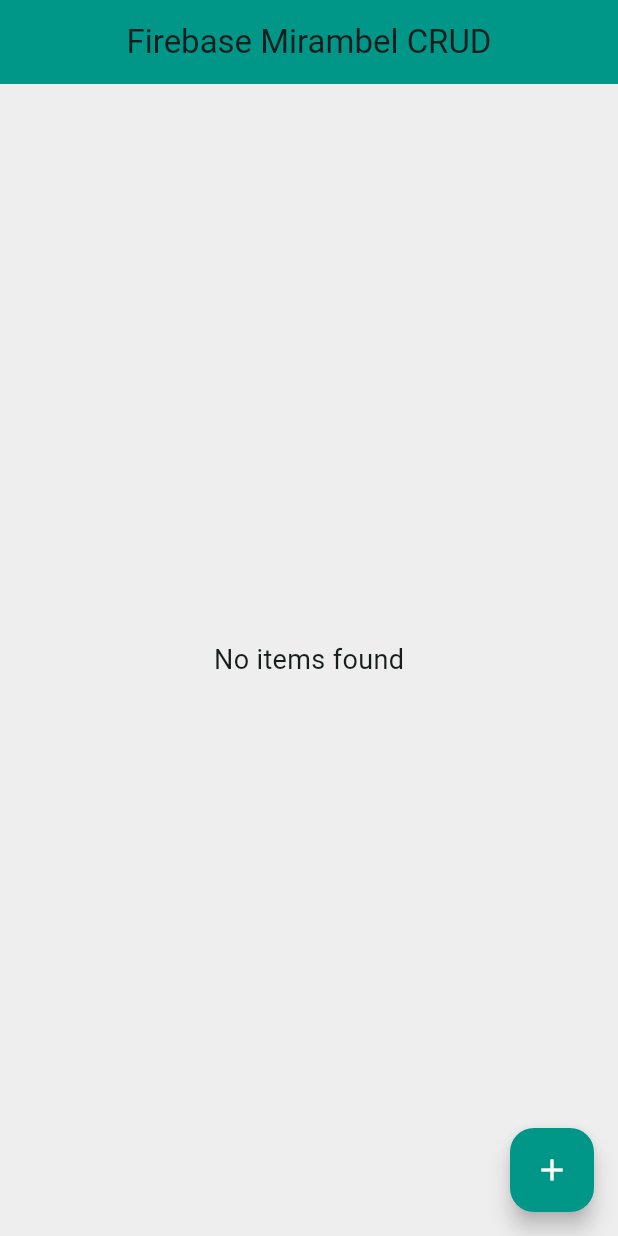
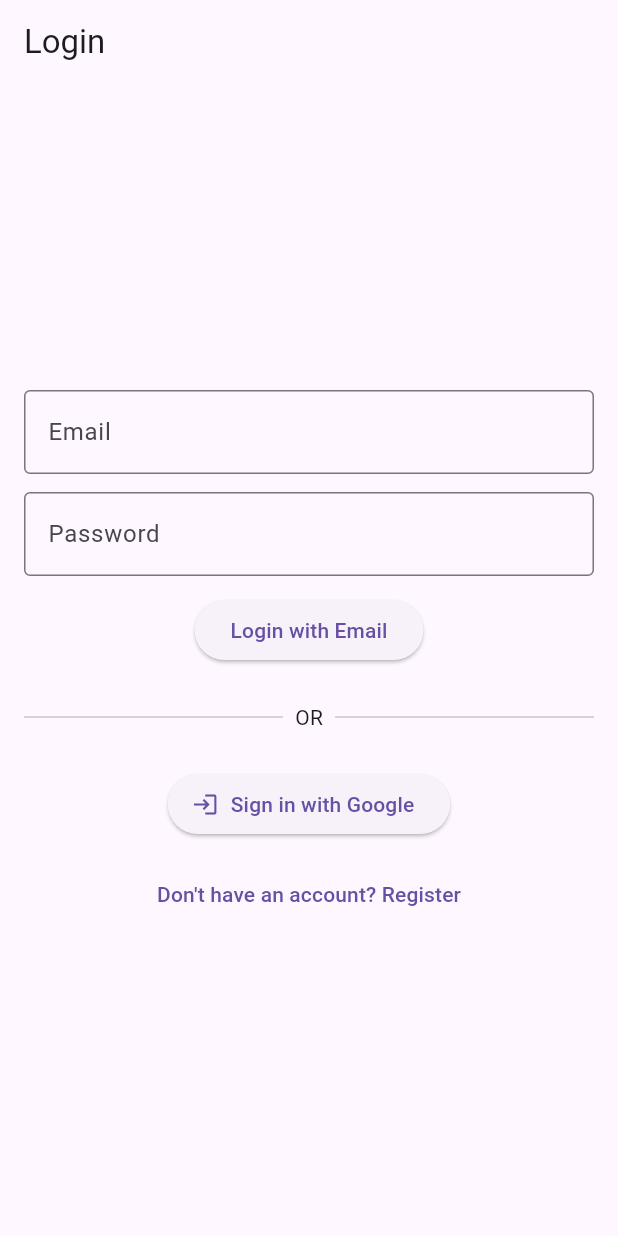
Before and after one commit to hmirambel557031-cyber/Firebase, a Flutter app: the screen it shows after launch, on a phone screen of 412 x 824 dp. Run offline on Flutter 3.47's test engine with Material 3 defaults, Android fonts, the phone set to English and light mode, and no system bars; our stand-ins replace cloud_firestore, firebase_auth, firebase_core, google_sign_in; accounts and stored records are empty.

Commit message:
sign in features

```diff
--- /dev/null
+++ b/lib/auth_service.dart
@@ -0,0 +1,68 @@
+import 'package:firebase_auth/firebase_auth.dart';
+import 'package:google_sign_in/google_sign_in.dart';
+import 'package:flutter/foundation.dart' show kIsWeb;
+
+class AuthService {
+  final FirebaseAuth _auth = FirebaseAuth.instance;
+  final GoogleSignIn? _googleSignIn = kIsWeb ? null : GoogleSignIn();
+
+  // GOOGLE SIGN-IN
+  Future<User?> signInWithGoogle() async {
+    if (kIsWeb) {
+      GoogleAuthProvider googleProvider = GoogleAuthProvider();
+      UserCredential userCredential = await _auth.signInWithPopup(
+        googleProvider,
+      );
+      return userCredential.user;
+    } else {
+      final googleUser = await _googleSignIn!.signIn();
+      if (googleUser == null) return null;
+
+      final googleAuth = await googleUser.authentication;
+      final credential = GoogleAuthProvider.credential(
+        accessToken: googleAuth.accessToken,
+        idToken: googleAuth.idToken,
+      );
+
+      return (await _auth.signInWithCredential(credential)).user;
+    }
+  }
+
+  // EMAIL/PASSWORD REGISTER
+  Future<User?> registerWithEmail(String email, String password) async {
+    try {
+      final userCredential = await _auth.createUserWithEmailAndPassword(
+        email: email,
+        password: password,
+      );
+      return userCredential.user;
+    } catch (e) {
+      print("Registration error: $e");
+      return null;
+    }
+  }
+
+  // EMAIL/PASSWORD LOGIN
+  Future<User?> signInWithEmail(String email, String password) async {
+    try {
+      final userCredential = await _auth.signInWithEmailAndPassword(
+        email: email,
+        password: password,
+      );
+      return userCredential.user;
+    } catch (e) {
+      print("Login error: $e");
+      return null;
+    }
+  }
+
+  // SIGN OUT
+  Future<void> signOut() async {
+    if (!kIsWeb) {
+      await _googleSignIn?.signOut();
+    }
+    await _auth.signOut();
+  }
+
+  Stream<User?> get userStream => _auth.authStateChanges();
+}
--- /dev/null
+++ b/lib/login_page.dart
@@ -0,0 +1,131 @@
+import 'package:flutter/material.dart';
+import 'auth_service.dart';
+import 'register_page.dart';
+import 'home_page.dart';
+
+class LoginPage extends StatefulWidget {
+  @override
+  _LoginPageState createState() => _LoginPageState();
+}
+
+class _LoginPageState extends State<LoginPage> {
+  final AuthService auth = AuthService();
+  final TextEditingController emailCtrl = TextEditingController();
+  final TextEditingController passwordCtrl = TextEditingController();
+  bool loading = false;
+
+  @override
+  Widget build(BuildContext context) {
+    return Scaffold(
+      appBar: AppBar(title: Text("Login")),
+      body: Center(
+        child: SingleChildScrollView(
+          padding: EdgeInsets.all(16),
+          child: Column(
+            mainAxisSize: MainAxisSize.min,
+            children: [
+              // --- Email Login ---
+              TextField(
+                controller: emailCtrl,
+                decoration: InputDecoration(
+                  labelText: "Email",
+                  border: OutlineInputBorder(),
+                ), // InputDecoration
+              ), // TextField
+              SizedBox(height: 12),
+              TextField(
+                controller: passwordCtrl,
+                obscureText: true,
+                decoration: InputDecoration(
+                  labelText: "Password",
+                  border: OutlineInputBorder(),
+                ), // InputDecoration
+              ), // TextField
+              SizedBox(height: 12),
+              ElevatedButton(
+                child: loading
+                    ? CircularProgressIndicator(color: Colors.white)
+                    : Text("Login with Email"),
+                onPressed: () async {
+                  setState(() => loading = true);
+
+                  final user = await auth.signInWithEmail(
+                    emailCtrl.text,
+                    passwordCtrl.text,
+                  );
+
+                  setState(() => loading = false);
+
+                  if (user == null) {
+                    ScaffoldMessenger.of(context).showSnackBar(
+                      SnackBar(content: Text("Invalid email or password")),
+                    );
+                    return;
+                  }
+
+                  if (user != null) {
+                    if (!user.emailVerified) {
+                      ScaffoldMessenger.of(context).showSnackBar(
+                        SnackBar(
+                          content: Text(
+                            "Please verify your email before logging in.",
+                          ),
+                        ), // SnackBar
+                      );
+                    } else {
+                      Navigator.pushReplacement(
+                        context,
+                        MaterialPageRoute(builder: (_) => HomePage()),
+                      );
+                    }
+                  } else {
+                    ScaffoldMessenger.of(context).showSnackBar(
+                      SnackBar(content: Text("Invalid email or password")),
+                    );
+                  }
+                },
+              ), // ElevatedButton
+              SizedBox(height: 24),
+              Row(
+                children: [
+                  Expanded(child: Divider()),
+                  Padding(
+                    padding: EdgeInsets.symmetric(horizontal: 8),
+                    child: Text("OR"),
+                  ), // Padding
+                  Expanded(child: Divider()),
+                ],
+              ), // Row
+              SizedBox(height: 24),
+              ElevatedButton.icon(
+                icon: Icon(Icons.login),
+                label: Text("Sign in with Google"),
+                onPressed: () async {
+                  setState(() => loading = true);
+                  final user = await auth.signInWithGoogle();
+                  setState(() => loading = false);
+                  if (user != null) {
+                    Navigator.pushReplacement(
+                      context,
+                      MaterialPageRoute(builder: (_) => HomePage()),
+                    );
+                  }
+                },
+              ), // ElevatedButton.icon
+              SizedBox(height: 12),
+              TextButton(
+                child: Text("Don't have an account? Register"),
+                onPressed: () {
+                  Navigator.push(
+                    context,
+                    MaterialPageRoute(builder: (_) => RegisterPage()),
+                  );
+                },
+              ), // TextButton
+            ],
+          ), // Column
+        ), // SingleChildScrollView
+      ), // Center
+    ); // Scaffold
+  }
+}
--- a/lib/main.dart
+++ b/lib/main.dart
@@ -1,12 +1,14 @@
 import 'package:firebase_core/firebase_core.dart';
+import 'package:third_flutter/firebase_options.dart';
+import 'package:third_flutter/home_page.dart';
+import 'package:third_flutter/login_page.dart';
 import 'package:flutter/material.dart';
+import 'auth_service.dart';
 
-import 'firebase_options.dart';
-import 'homepage.dart';
-
-Future<void> main() async {
+void main() async {
   WidgetsFlutterBinding.ensureInitialized();
   await Firebase.initializeApp(options: DefaultFirebaseOptions.currentPlatform);
+
   runApp(const MyApp());
 }
 
@@ -17,11 +19,24 @@ class MyApp extends StatelessWidget {
   Widget build(BuildContext context) {
     return MaterialApp(
       debugShowCheckedModeBanner: false,
-      title: 'Firebase CRUD',
-      theme: ThemeData(
-        colorScheme: ColorScheme.fromSeed(seedColor: Colors.teal),
-      ),
-      home: const HomePage(),
-    );
+      title: 'Firebase Mirambel CRUD App',
+      theme: ThemeData(primarySwatch: Colors.teal),
+      home: StreamBuilder(
+        stream: AuthService().userStream,
+        builder: (context, snapshot) {
+          if (snapshot.connectionState == ConnectionState.waiting) {
+            return const Scaffold(
+              body: Center(child: CircularProgressIndicator()),
+            ); // Scaffold
+          }
+
+          if (snapshot.hasData) {
+            return HomePage();
+          } else {
+            return LoginPage();
+          }
+        },
+      ), // StreamBuilder
+    ); // MaterialApp
   }
 }
--- a/pubspec.yaml
+++ b/pubspec.yaml
@@ -32,6 +32,8 @@ dependencies:
     sdk: flutter
   firebase_core: ^3.14.0
   cloud_firestore: ^5.3.0
+  firebase_auth: ^5.0.0
+  google_sign_in: ^6.1.0
 
   # The following adds the Cupertino Icons font to your application.
   # Use with the CupertinoIcons class for iOS style icons.
```
Also changed, not shown: lib/home_page.dart (added, +37 -0 lines), lib/register_page.dart (added, +98 -0 lines), pubspec.lock, 4 other files.
